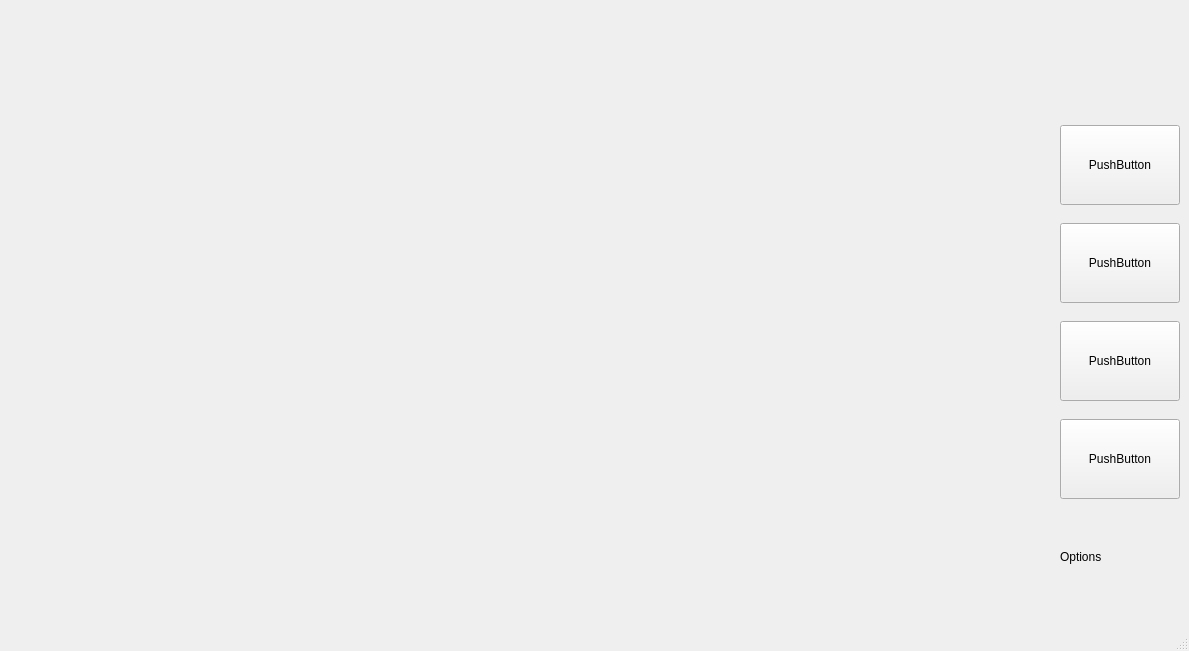
Above: Tomeo/mainwindow.ui from KostasBiris/Video-Editing-Application--Cpp before the change. Below: the same form after it.
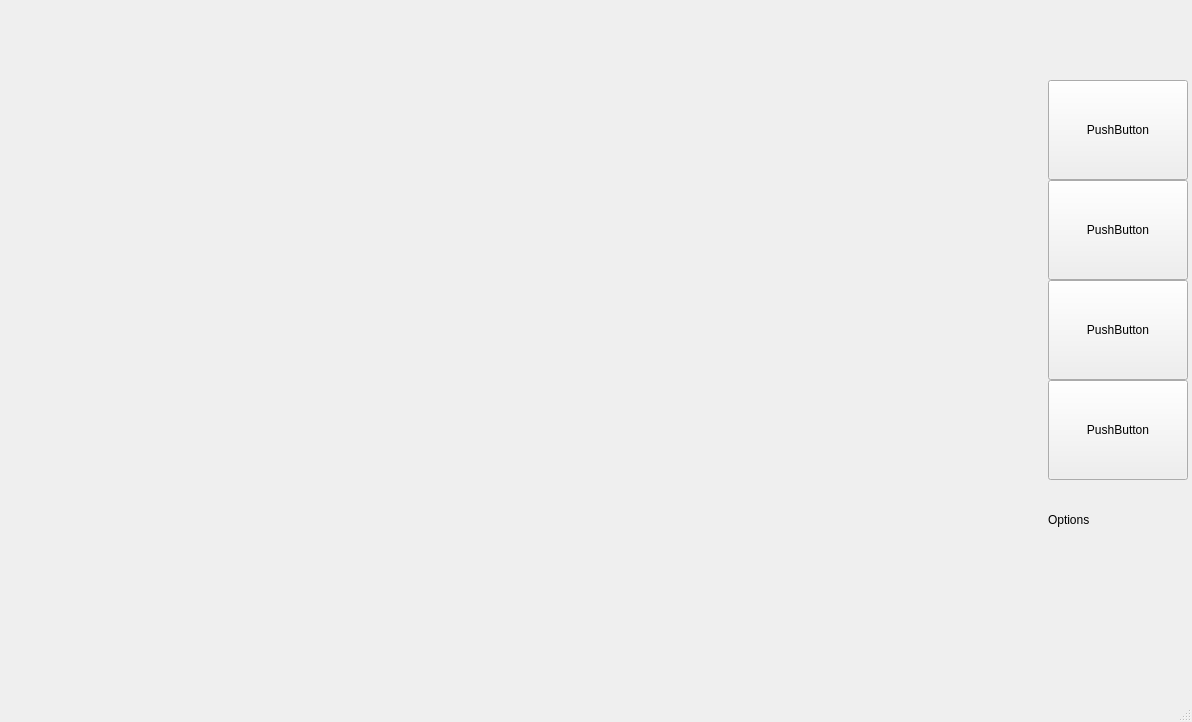
That is the form after the change. Icons and pictures are not drawn.

What changed in the file:
```diff
--- a/Tomeo/mainwindow.ui
+++ b/Tomeo/mainwindow.ui
@@ -6,15 +6,33 @@
    <rect>
     <x>0</x>
     <y>0</y>
-    <width>1189</width>
-    <height>651</height>
+    <width>1192</width>
+    <height>722</height>
    </rect>
   </property>
   <property name="windowTitle">
    <string>MainWindow</string>
   </property>
+  <property name="autoFillBackground">
+   <bool>false</bool>
+  </property>
   <widget class="QWidget" name="centralwidget">
    <layout class="QHBoxLayout" name="horizontalLayout">
+    <property name="spacing">
+     <number>4</number>
+    </property>
+    <property name="leftMargin">
+     <number>4</number>
+    </property>
+    <property name="topMargin">
+     <number>0</number>
+    </property>
+    <property name="rightMargin">
+     <number>4</number>
+    </property>
+    <property name="bottomMargin">
+     <number>0</number>
+    </property>
     <item>
      <layout class="QVBoxLayout" name="verticalLayout"/>
     </item>
@@ -24,7 +42,7 @@
        <enum>Qt::Horizontal</enum>
       </property>
       <property name="sizeType">
-       <enum>QSizePolicy::MinimumExpanding</enum>
+       <enum>QSizePolicy::Expanding</enum>
       </property>
       <property name="sizeHint" stdset="0">
        <size>
@@ -83,8 +101,8 @@
         </property>
         <property name="minimumSize">
          <size>
-          <width>120</width>
-          <height>80</height>
+          <width>140</width>
+          <height>100</height>
          </size>
         </property>
         <property name="text">
@@ -102,8 +120,8 @@
         </property>
         <property name="minimumSize">
          <size>
-          <width>120</width>
-          <height>80</height>
+          <width>140</width>
+          <height>100</height>
          </size>
         </property>
         <property name="text">
@@ -121,8 +139,8 @@
         </property>
         <property name="minimumSize">
          <size>
-          <width>120</width>
-          <height>80</height>
+          <width>140</width>
+          <height>100</height>
          </size>
         </property>
         <property name="text">
@@ -140,8 +158,8 @@
         </property>
         <property name="minimumSize">
          <size>
-          <width>120</width>
-          <height>80</height>
+          <width>140</width>
+          <height>100</height>
          </size>
         </property>
         <property name="text">
@@ -168,6 +186,19 @@
         </property>
        </widget>
       </item>
+      <item>
+       <spacer name="verticalSpacer">
+        <property name="orientation">
+         <enum>Qt::Vertical</enum>
+        </property>
+        <property name="sizeHint" stdset="0">
+         <size>
+          <width>20</width>
+          <height>40</height>
+         </size>
+        </property>
+       </spacer>
+      </item>
      </layout>
     </item>
    </layout>
```
Left out of the diff: 8 changed lines with no effect on the pictures.
